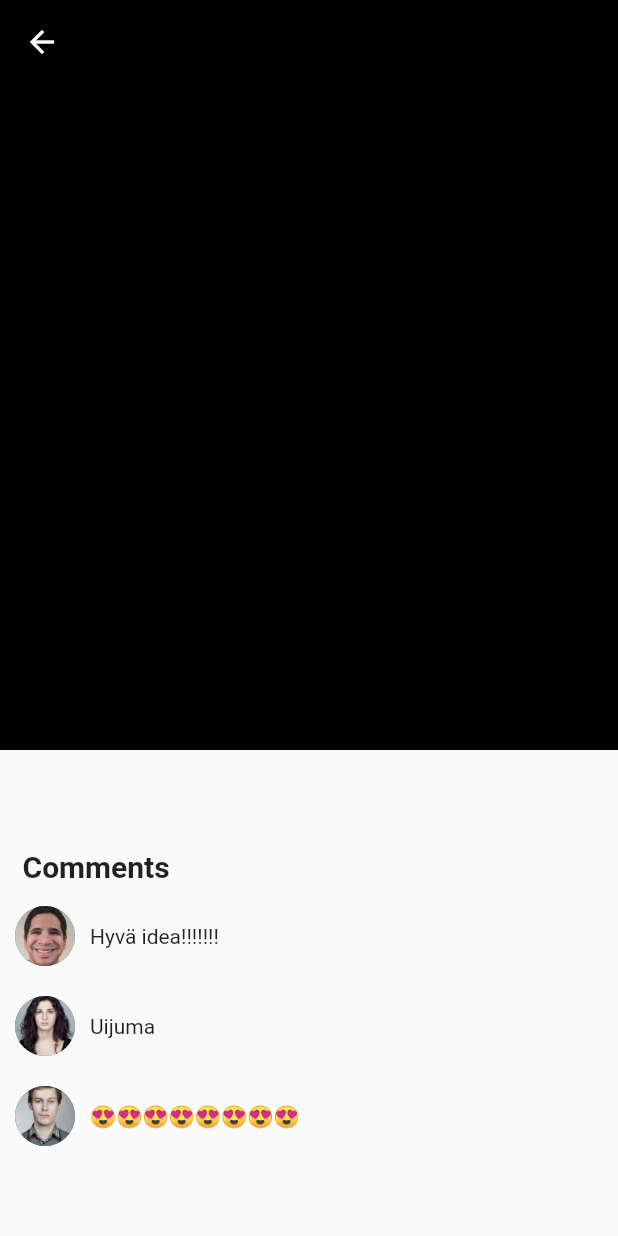
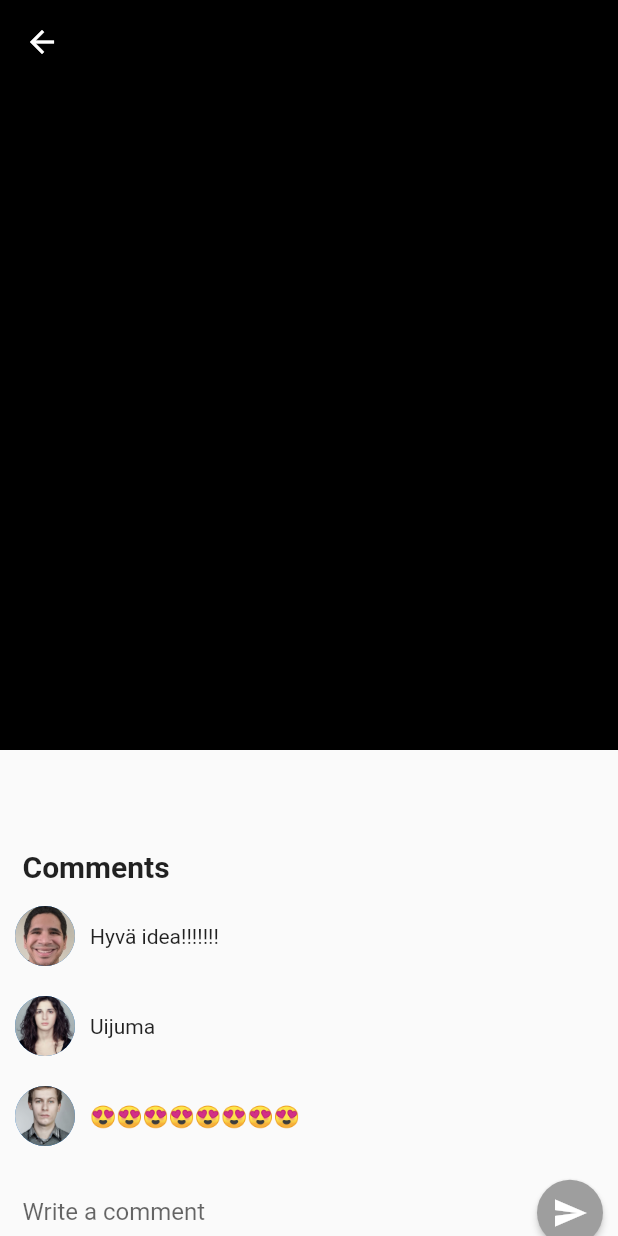
Before and after one commit to tuoku/IdeaBarrel, a Flutter app: the IdeaDetailsScreen screen opened directly with empty values, on a phone screen of 412 x 824 dp. Run offline on Flutter 3.47's test engine with Material 2 defaults, Android fonts, the phone set to English and light mode, and no system bars; drawn by our look-alikes of overlay_support; our stand-ins replace confetti, flutter_dotenv, hex, image_picker, page_view_indicators, show_up_animation and 1 more; missing offline and left inert: azblob.

Commit message:
post comments

```diff
--- a/lib/main.dart
+++ b/lib/main.dart
@@ -5,6 +5,7 @@ import 'package:flutter_dotenv/flutter_dotenv.dart';
 import 'package:ideabarrel/ui/screens/leaderboard_screen.dart';
 import 'package:ideabarrel/ui/screens/new_idea_screen.dart';
 import 'package:ideabarrel/ui/screens/swipe_screen.dart';
+import 'package:overlay_support/overlay_support.dart';
 
 final routeObserver = RouteObserver<PageRoute>();
 const duration = Duration(milliseconds: 300);
@@ -19,13 +20,13 @@ class MyApp extends StatelessWidget {
   // This widget is the root of your application.
   @override
   Widget build(BuildContext context) {
-    return MaterialApp(
+    return OverlaySupport.global(child:  MaterialApp(
       title: 'Flutter Demo',
       theme: ThemeData(
           primarySwatch: Colors.blue, unselectedWidgetColor: Colors.white),
       navigatorObservers: [routeObserver],
       home: const Root(),
-    );
+    ));
   }
 }
 
--- a/lib/models/comment.dart
+++ b/lib/models/comment.dart
@@ -1,11 +1,14 @@
 class Comment {
+  String id;
   String text;
   int commenterUID;
   DateTime submittedAt;
   int likes;
 
   Comment(
-      {required this.commenterUID,
+      {
+      required this.id,
+      required this.commenterUID,
       required this.likes,
       required this.submittedAt,
       required this.text});
--- a/lib/repos/cosmos_repo.dart
+++ b/lib/repos/cosmos_repo.dart
@@ -36,6 +36,7 @@ class CosmosRepo {
           score: maps[i]['score'],
           comments: List.generate(maps[i]['comments'].length, (ii) {
             return Comment(
+              id: maps[i]['comments'][ii]['id'],
                 commenterUID: maps[i]['comments'][ii]['commenterUID'],
                 likes: maps[i]['comments'][ii]['likes'],
                 submittedAt: DateTime.fromMillisecondsSinceEpoch(
--- a/lib/ui/screens/idea_details_screen.dart
+++ b/lib/ui/screens/idea_details_screen.dart
@@ -1,4 +1,6 @@
 import 'package:flutter/material.dart';
+import 'package:ideabarrel/repos/functions_repo.dart';
+import 'package:overlay_support/overlay_support.dart';
 
 class IdeaDetailsScreen extends StatefulWidget {
   const IdeaDetailsScreen(
@@ -13,7 +15,8 @@ class IdeaDetailsScreen extends StatefulWidget {
       required this.urls,
       required this.titleString,
       required this.descTag,
-      required this.descString})
+      required this.descString,
+      required this.ideaID})
       : super(key: key);
 
   final String pageViewTag;
@@ -30,11 +33,16 @@ class IdeaDetailsScreen extends StatefulWidget {
   final String descTag;
   final String descString;
 
+  final String ideaID;
+
   @override
   State<IdeaDetailsScreen> createState() => _IdeaDetailsScreenState();
 }
 
 class _IdeaDetailsScreenState extends State<IdeaDetailsScreen> {
+  TextEditingController _commentController = TextEditingController();
+  bool isSending = false;
+
   @override
   Widget build(BuildContext context) {
     return Scaffold(
@@ -62,8 +70,9 @@ class _IdeaDetailsScreenState extends State<IdeaDetailsScreen> {
                                   color: Colors.white))),
                       tag: widget.titleTag),
                   background: Container(
-
-                    decoration: BoxDecoration(color: Colors.black,),
+                      decoration: BoxDecoration(
+                        color: Colors.black,
+                      ),
                       height: 500,
                       child: Hero(
                           child: Material(
@@ -79,7 +88,8 @@ class _IdeaDetailsScreenState extends State<IdeaDetailsScreen> {
                                     parent: AlwaysScrollableScrollPhysics()),
                                 controller: PageController(
                                     initialPage: widget.initialIndex),
-                            children: List.generate(widget.urls.length, (i) {
+                                children:
+                                    List.generate(widget.urls.length, (i) {
                                   return ShaderMask(
                                       shaderCallback: (rect) {
                                         return LinearGradient(
@@ -168,9 +178,74 @@ class _IdeaDetailsScreenState extends State<IdeaDetailsScreen> {
                   Text("😍😍😍😍😍😍😍😍")
                 ],
               ),
+
+              Row(
+                children: [
+                  Expanded(child:
+                  Padding(
+                    padding: EdgeInsets.all(15),
+                    child:
+                  TextField(
+                    onChanged: ((value) {
+                      setState(() {
+
+                      });
+                    }),
+                    decoration: InputDecoration(labelText: "Write a comment",),
+                    controller: _commentController,
+                    onSubmitted: (value) {
+                      if (value.isNotEmpty) {
+                        FunctionsRepo().addComment(value, widget.ideaID);
+                      }
+                    },
+                  ))),
+                  ElevatedButton(
+                    style: ElevatedButton.styleFrom(
+                      shape: CircleBorder(),
+                      padding: EdgeInsets.all(10),
+                      primary: _commentController.text.isEmpty ? Colors.grey : Colors.blue
+                    ),
+                      onPressed: (() {
+                        if (_commentController.text.isNotEmpty) {
+                          setState(() {
+                            isSending = true;
+                          });
+                          FunctionsRepo()
+                              .addComment(
+                                  _commentController.text, widget.ideaID)
+                              .then((value) {
+                            if (value) {
+                              showSimpleNotification(
+                                Text("Comment added!"),
+                                background: Colors.green,
+                                slideDismissDirection: DismissDirection.horizontal
+                              );
+                              setState(() {
+                                isSending = false;
+                                _commentController.clear();
+                              });
+                            } else {
+                              showSimpleNotification(
+                                Text("Something went wrong"),
+                                subtitle: Text("Comment couldn't be posted"),
+                                background: Colors.red,
+                                slideDismissDirection: DismissDirection.horizontal
+                              );
+                              setState(() {
+                                isSending = false;
+                              });
+                            }
+                          });
+                        }
+                      }),
+                      child: isSending
+                          ? Center(child: CircularProgressIndicator(color: Colors.white,))
+                          : Icon(Icons.send))
+                ],
+              ),
               SizedBox(
                 height: 500,
-              )
+              ),
             ]),
           )
         ]));
--- a/lib/ui/screens/swipe_screen.dart
+++ b/lib/ui/screens/swipe_screen.dart
@@ -5,6 +5,8 @@ import 'package:ideabarrel/repos/functions_repo.dart';
 import 'package:ideabarrel/ui/screens/idea_details_screen.dart';
 import 'package:page_view_indicators/circle_page_indicator.dart';
 import 'package:swipe_cards/swipe_cards.dart';
+
+import '../../models/idea.dart';
 
 class SwipeScreen extends StatefulWidget {
   const SwipeScreen({Key? key}) : super(key: key);
@@ -18,6 +20,7 @@ class _SwipeScreenState extends State<SwipeScreen> {
   var stackFinished = false;
   MatchEngine? engine;
   List<SwipeItem> ideas = [];
+  List<Idea> ideaModels = [];
 
   double cardWidth = 0;
 
@@ -27,6 +30,7 @@ class _SwipeScreenState extends State<SwipeScreen> {
       WidgetsBinding.instance.addPostFrameCallback(
         (timeStamp) {
           if (kDebugMode) print("Ideas fetched: ${value.length}");
+          ideaModels = value;
           setState(() {
             ideas = List.generate(value.length, (i) {
               return SwipeItem(content: {
@@ -261,6 +265,7 @@ class _SwipeScreenState extends State<SwipeScreen> {
                                           titleString: ideas[index].content['title'],
                                           descTag: "desc$index",
                                           descString: ideas[index].content['desc'],
+                                          ideaID: ideaModels[index].id,
                                           )
                                           )),
                               child: Card(
--- a/pubspec.yaml
+++ b/pubspec.yaml
@@ -45,6 +45,7 @@ dependencies:
   azblob: ^2.2.1
   image_picker: ^0.8.5
   mime: ^1.0.1
+  overlay_support: ^1.2.1
 
 dev_dependencies:
   flutter_test:
```
Also changed, not shown: lib/repos/functions_repo.dart (+8 -0 lines), pubspec.lock. Lines whose indentation alone changed are shown as unchanged.
